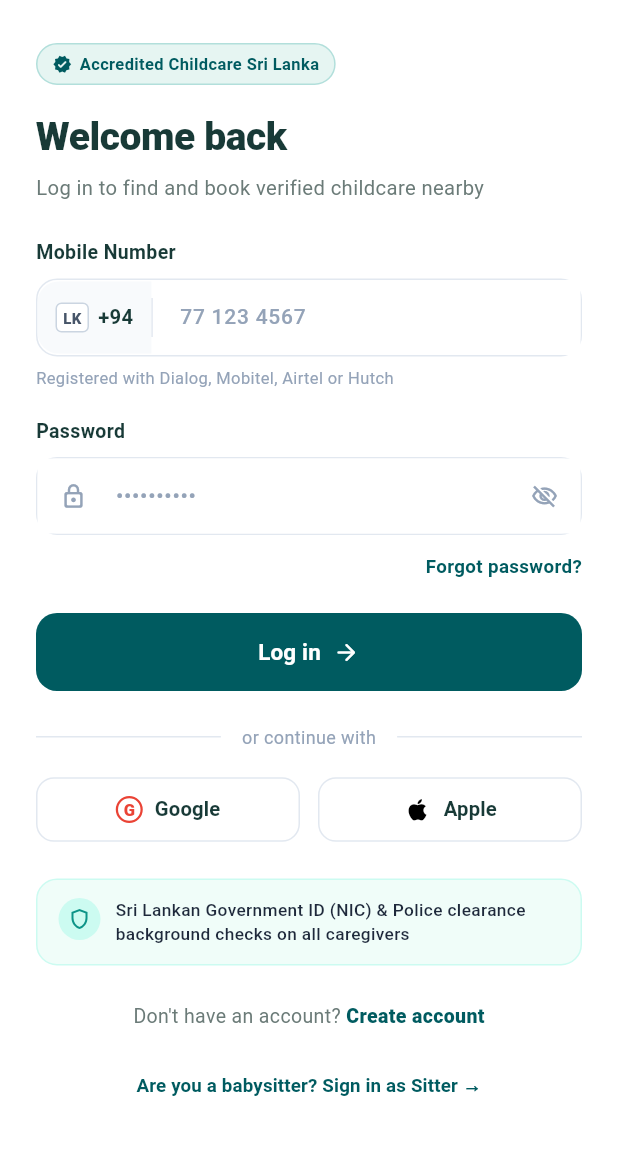
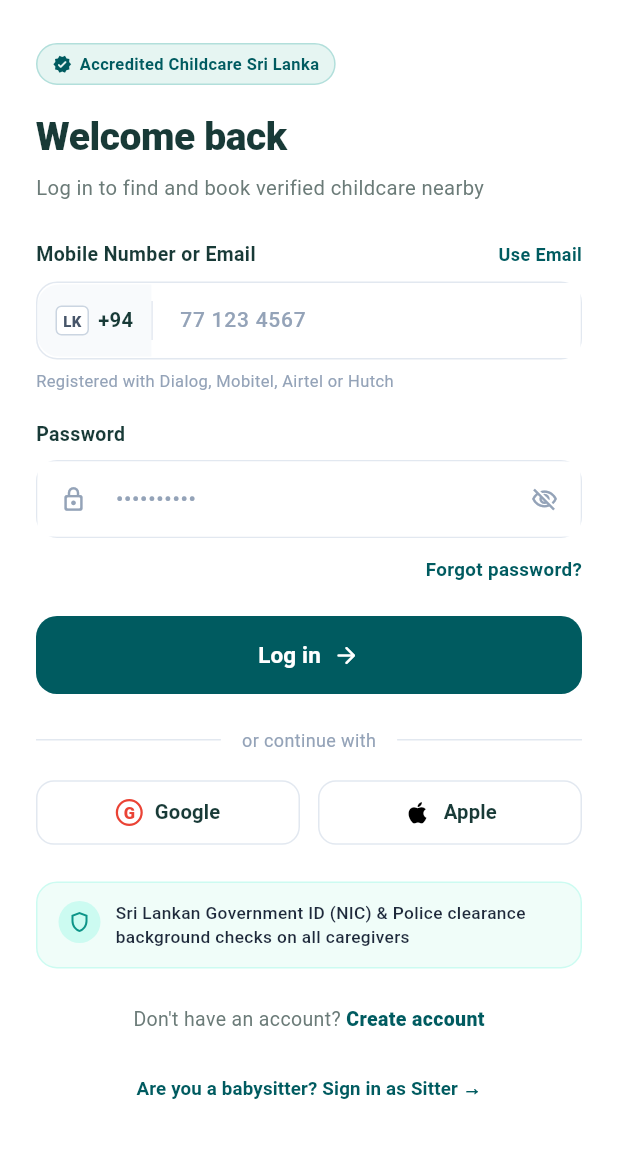
Before and after one commit to sandil06/Childcare-and-Babysitter-Booking-Application-for-Working-Parents, a Flutter app: the LoginScreen screen opened by its route, on a phone screen of 412 x 824 dp, the part 59-1217 px from its top. Run offline on Flutter 3.47's test engine with Material 3 defaults, Android fonts, the phone set to English and light mode, and no system bars; Roboto replaces fonts that are missing (Avenir).

Commit message:
feat(auth): support mobile number or email login with dynamic input switching and backend lookup

```diff
--- a/childcare_mobile/lib/features/auth/screens/login_screen.dart
+++ b/childcare_mobile/lib/features/auth/screens/login_screen.dart
@@ -20,9 +20,24 @@ class _LoginScreenState extends State<LoginScreen> {
   bool _obscurePassword = true;
   bool _isLoading = false;
   bool _isSitterMode = false;
+  bool _isEmailInput = false;
+
+  @override
+  void initState() {
+    super.initState();
+    _identifierController.addListener(_onIdentifierChanged);
+  }
+
+  void _onIdentifierChanged() {
+    final text = _identifierController.text.trim();
+    if (text.contains('@') && !_isEmailInput) {
+      setState(() => _isEmailInput = true);
+    }
+  }
 
   @override
   void dispose() {
+    _identifierController.removeListener(_onIdentifierChanged);
     _identifierController.dispose();
     _passwordController.dispose();
     super.dispose();
@@ -365,14 +380,37 @@ class _LoginScreenState extends State<LoginScreen> {
               ),
               const SizedBox(height: 24),
 
-              // Mobile Number Input Field
+              // Mobile Number or Email Label
+              Row(
+                mainAxisAlignment: MainAxisAlignment.spaceBetween,
+                children: [
                   const Text(
-                'Mobile Number',
+                    'Mobile Number or Email',
                     style: TextStyle(
                       fontSize: 13,
                       fontWeight: FontWeight.w700,
                       color: AppColors.ink,
                     ),
+                  ),
+                  GestureDetector(
+                    onTap: () {
+                      setState(() {
+                        _isEmailInput = !_isEmailInput;
+                      });
+                    },
+                    child: Padding(
+                      padding: const EdgeInsets.symmetric(vertical: 2),
+                      child: Text(
+                        _isEmailInput ? 'Use Mobile Number' : 'Use Email',
+                        style: const TextStyle(
+                          fontSize: 12,
+                          fontWeight: FontWeight.w600,
+                          color: Color(0xFF005B60),
+                        ),
+                      ),
+                    ),
+                  ),
+                ],
               ),
               const SizedBox(height: 8),
               Container(
@@ -383,6 +421,7 @@ class _LoginScreenState extends State<LoginScreen> {
                 ),
                 child: Row(
                   children: [
+                    if (!_isEmailInput) ...[
                       // Sri Lanka prefix badge [LK] +94
                       Container(
                         padding: const EdgeInsets.symmetric(
@@ -436,23 +475,52 @@ class _LoginScreenState extends State<LoginScreen> {
                         height: 26,
                         color: const Color(0xFFE2E8F0),
                       ),
+                    ] else ...[
+                      // Email prefix icon
+                      Container(
+                        padding: const EdgeInsets.symmetric(
+                          horizontal: 14,
+                          vertical: 14,
+                        ),
+                        decoration: const BoxDecoration(
+                          color: Color(0xFFF8FAFC),
+                          borderRadius: BorderRadius.horizontal(
+                            left: Radius.circular(14),
+                          ),
+                        ),
+                        child: const Icon(
+                          Icons.email_outlined,
+                          size: 18,
+                          color: Color(0xFF005B60),
+                        ),
+                      ),
+                      Container(
+                        width: 1,
+                        height: 26,
+                        color: const Color(0xFFE2E8F0),
+                      ),
+                    ],
                     Expanded(
                       child: TextFormField(
                         controller: _identifierController,
-                        keyboardType: TextInputType.phone,
+                        keyboardType: _isEmailInput
+                            ? TextInputType.emailAddress
+                            : TextInputType.phone,
                         style: const TextStyle(
                           fontSize: 14.5,
                           fontWeight: FontWeight.w500,
                           color: AppColors.ink,
                         ),
-                        decoration: const InputDecoration(
-                          hintText: '77 123 4567',
-                          hintStyle: TextStyle(
+                        decoration: InputDecoration(
+                          hintText: _isEmailInput
+                              ? 'name@example.com'
+                              : '77 123 4567',
+                          hintStyle: const TextStyle(
                             color: Color(0xFF94A3B8),
                             fontSize: 14,
                           ),
                           border: InputBorder.none,
-                          contentPadding: EdgeInsets.symmetric(
+                          contentPadding: const EdgeInsets.symmetric(
                             horizontal: 14,
                             vertical: 14,
                           ),
@@ -463,9 +531,11 @@ class _LoginScreenState extends State<LoginScreen> {
                 ),
               ),
               const SizedBox(height: 6),
-              const Text(
-                'Registered with Dialog, Mobitel, Airtel or Hutch',
-                style: TextStyle(
+              Text(
+                _isEmailInput
+                    ? 'Registered email address on LittleHands'
+                    : 'Registered with Dialog, Mobitel, Airtel or Hutch',
+                style: const TextStyle(
                   fontSize: 11,
                   color: Color(0xFF94A3B8),
                 ),
```
Also changed, not shown: 1 other file. Lines whose indentation alone changed are shown as unchanged.
